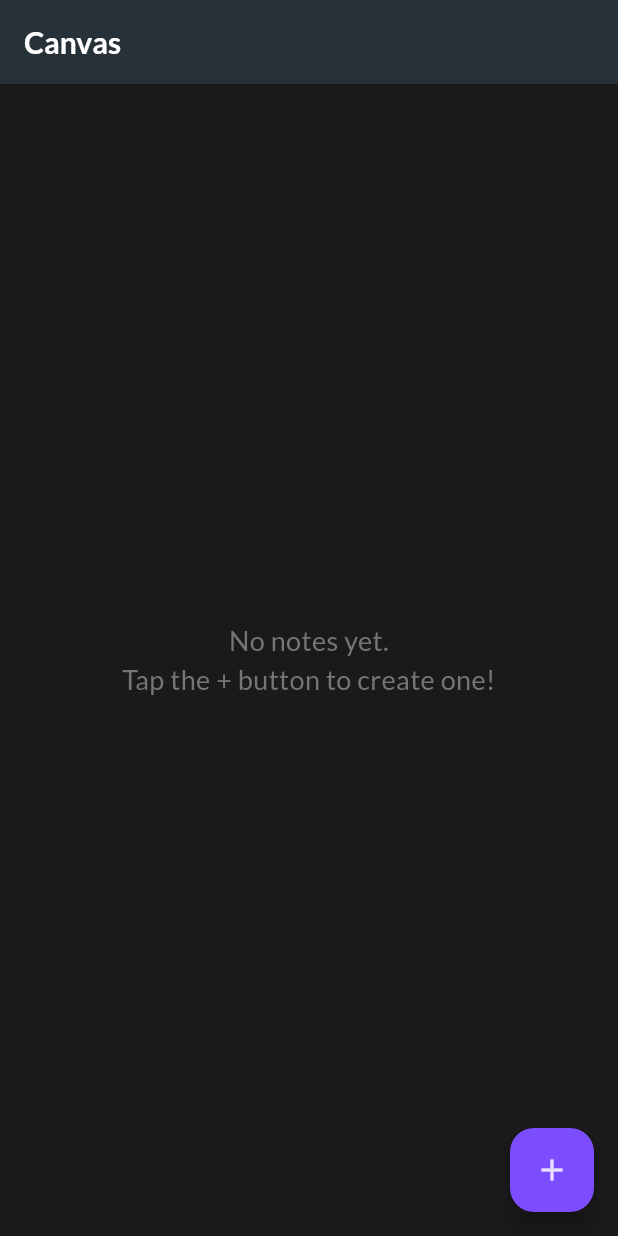
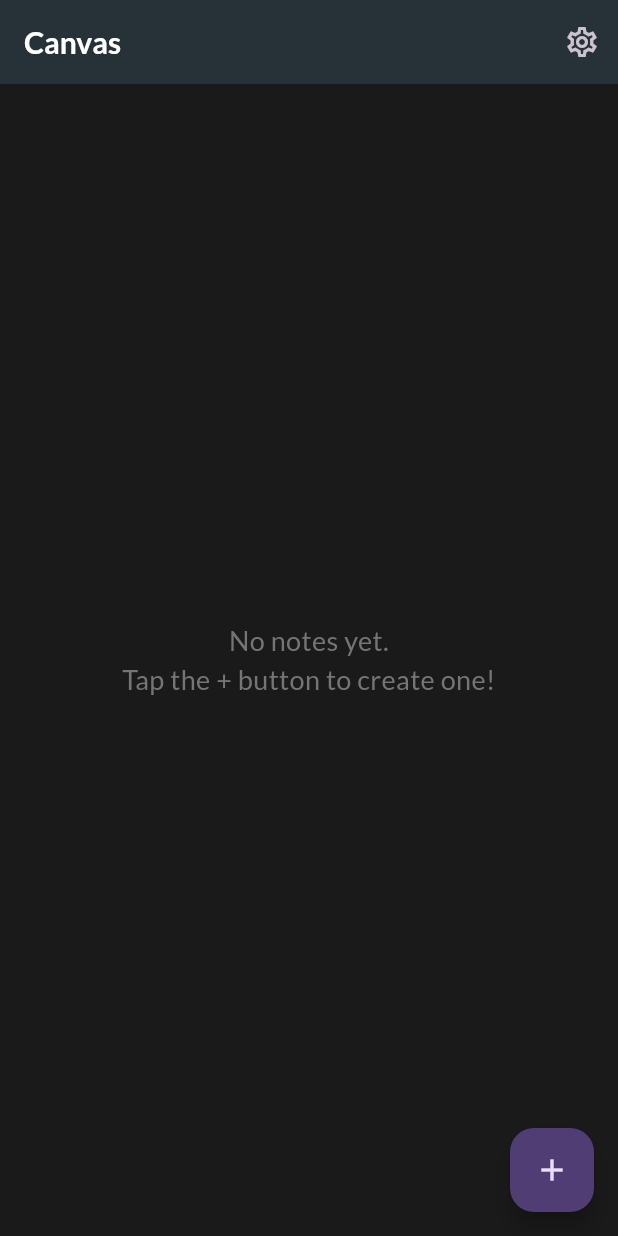
Before and after one commit to ElecTream/canvas, a Flutter app: the screen it shows after launch, on a phone screen of 412 x 824 dp. Run offline on Flutter 3.47's test engine with Material 3 defaults, Android fonts, the light colour scheme and no system bars; our stand-ins replace flutter_riverpod, google_fonts, hive, hive_flutter; accounts and stored records are empty.

Commit message:
v0.3.10
Bug fixes

```diff
--- a/lib/main.dart
+++ b/lib/main.dart
@@ -28,8 +28,10 @@
       title: 'Canvas',
       debugShowCheckedModeBanner: false,
       theme: ThemeData(
-        brightness: Brightness.dark,
-        primaryColor: Colors.blueGrey[900],
+        colorScheme: ColorScheme.fromSeed(
+          seedColor: Colors.deepPurple,
+          brightness: Brightness.dark,
+        ),
         scaffoldBackgroundColor: const Color(0xFF1A1A1A),
         appBarTheme: AppBarTheme(
           backgroundColor: Colors.blueGrey[900],
@@ -40,9 +42,7 @@
           bodyColor: Colors.white,
           displayColor: Colors.white,
         ),
-        floatingActionButtonTheme: const FloatingActionButtonThemeData(
-          backgroundColor: Colors.deepPurpleAccent,
-        ),
+        useMaterial3: true,
       ),
       home: const HomeScreen(),
     );
```
Also changed, not shown: lib/providers/notes_provider.dart (+12 -2 lines), lib/screens/home_screen.dart (+23 -5 lines), lib/screens/settings_screen.dart (added, +27 -0 lines), 2 other files.
